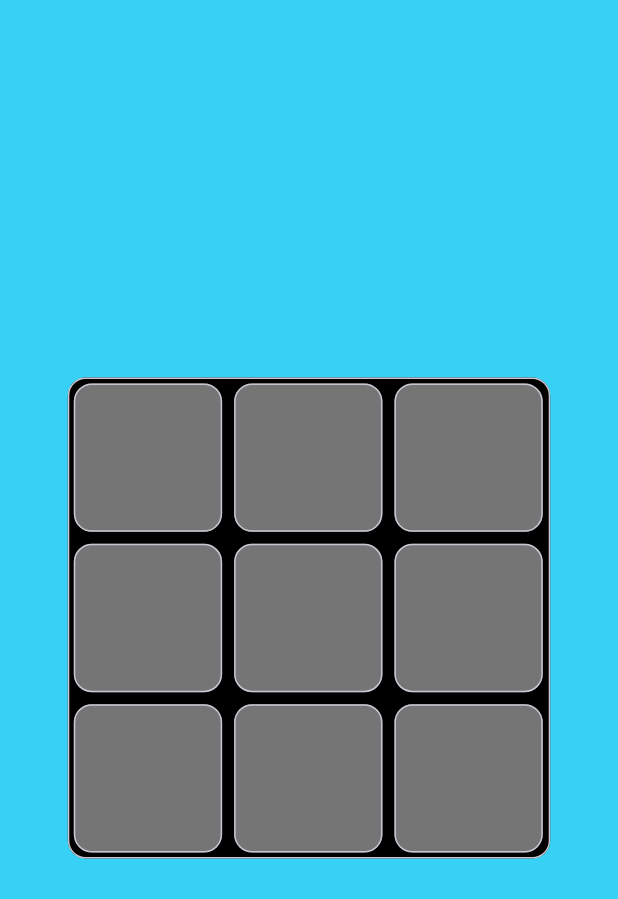
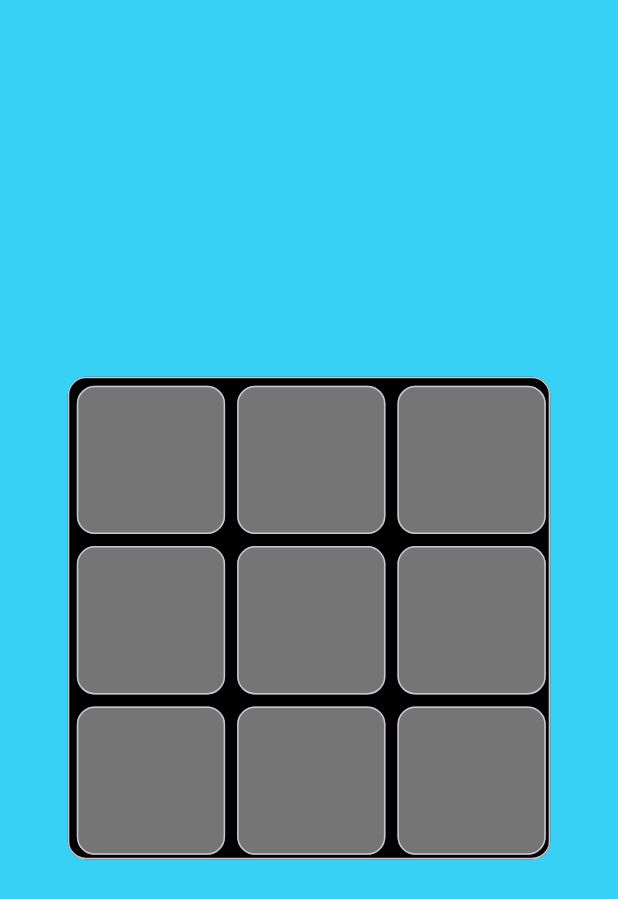
Before and after one commit to Nagepo/TicTacToe, a Flutter app: the BotPage screen opened directly, on a phone screen of 412 x 824 dp. Shown: the top 899 px of the screen. Run offline on Flutter 3.47's test engine with Material 3 defaults, Android fonts, the phone set to English and light mode, and no system bars; our stand-ins replace flutter_riverpod, google_fonts.

Commit message:
Winner fixed

```diff
--- a/lib/pages/with_bot.dart
+++ b/lib/pages/with_bot.dart
@@ -1,9 +1,7 @@
 import 'package:flutter/material.dart';
 import 'package:flutter_riverpod/flutter_riverpod.dart';
+import 'package:google_fonts/google_fonts.dart';
 import 'package:tictactoe/riverpod.dart';
-import 'package:tictactoe/riverpod_model.dart';
-
-//TODO - Ingrandire e rimandare immagini da Ipad
 
 class BotPage extends ConsumerWidget {
   const BotPage({super.key});
@@ -23,10 +21,12 @@ class BotPage extends ConsumerWidget {
             width: MediaQuery.of(context).size.width * 0.24,
             child: AspectRatio(
               aspectRatio: 1,
+              child: Center(
                 child: Image(
                   height: 120,
                   image: AssetImage(
                     ref.watch(ticProvider).board[x].toString(),
+                  ),
                 ),
               ),
             ),
@@ -38,19 +38,23 @@ class BotPage extends ConsumerWidget {
     return Scaffold(
       backgroundColor: const Color.fromARGB(255, 54, 209, 244),
       body: Center(
-        child: SizedBox(
+        child: ref.watch(ticProvider).whoWin == ""
+            ? SizedBox(
                 width: MediaQuery.of(context).size.width * 0.8,
                 child: AspectRatio(
                   aspectRatio: 1,
-            child: Center(
                   child: Card.outlined(
                     color: Colors.black,
                     shadowColor: Colors.black,
-                  child: ref.watch(ticProvider).whoWin == ""
-                      ? Column(
+                    child: Padding(
+                      padding: const EdgeInsets.all(2.0),
+                      child: Center(
+                        child: Column(
                           mainAxisSize: MainAxisSize.min,
+                          mainAxisAlignment: MainAxisAlignment.center,
                           children: [
                             Row(
+                              mainAxisAlignment: MainAxisAlignment.center,
                               children: [
                                 boardbuilder("1"),
                                 boardbuilder("2"),
@@ -58,6 +62,7 @@ class BotPage extends ConsumerWidget {
                               ],
                             ),
                             Row(
+                              mainAxisAlignment: MainAxisAlignment.center,
                               children: [
                                 boardbuilder("4"),
                                 boardbuilder("5"),
@@ -65,6 +70,7 @@ class BotPage extends ConsumerWidget {
                               ],
                             ),
                             Row(
+                              mainAxisAlignment: MainAxisAlignment.center,
                               children: [
                                 boardbuilder("7"),
                                 boardbuilder("8"),
@@ -72,29 +78,26 @@ class BotPage extends ConsumerWidget {
                               ],
                             ),
                           ],
-                        )
-                      : Padding(
-                          padding: const EdgeInsets.all(4.0),
-                          child: SizedBox(
-                            width: MediaQuery.of(context).size.width * 0.75,
-                            child: AspectRatio(
-                              aspectRatio: 1,
-                              child: Card(
-                                child: Column(
-                                  children: [
-                                    const Text("The winner is"),
-                                    Image(
-                                      image: AssetImage(
-                                          ref.watch(ticProvider).whoWin),
-                                    ),
-                                  ],
                         ),
                       ),
                     ),
                   ),
-                        )),
+                ),
+              )
+            : Column(
+                mainAxisSize: MainAxisSize.min,
+                children: [
+                  Text(
+                    "The winner is",
+                    style: GoogleFonts.pixelifySans(
+                      fontSize: 40,
                     ),
                   ),
+                  Image(
+                    image: AssetImage(ref.watch(ticProvider).whoWin),
+                    width: MediaQuery.of(context).size.width * 0.80,
+                  ),
+                ],
               ),
       ),
     );
```
Also changed, not shown: lib/pages/with_player.dart (+64 -77 lines), lib/riverpod_model.dart (+20 -16 lines). Lines whose indentation alone changed are shown as unchanged.
